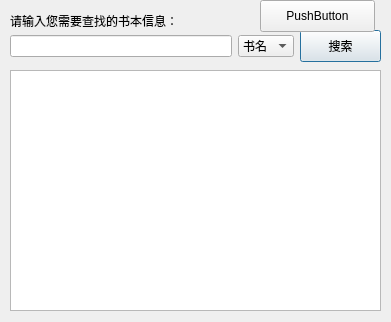
Old version of the form LiBrother/LiBrotherClient/userborrow.ui in the repository sxtyzhangzk/LiBrother.
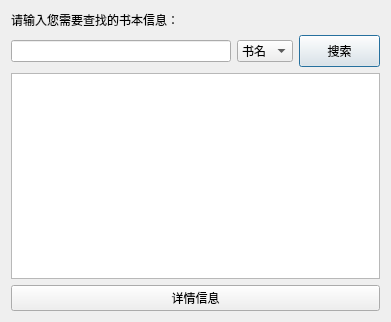
New version of the form.

```diff
--- a/LiBrother/LiBrotherClient/userborrow.ui
+++ b/LiBrother/LiBrotherClient/userborrow.ui
@@ -13,25 +13,15 @@
   <property name="windowTitle">
    <string>Dialog</string>
   </property>
-  <widget class="QListView" name="listView">
-   <property name="geometry">
-    <rect>
-     <x>10</x>
-     <y>70</y>
-     <width>371</width>
-     <height>241</height>
-    </rect>
-   </property>
-  </widget>
-  <widget class="QWidget" name="horizontalLayoutWidget">
-   <property name="geometry">
-    <rect>
-     <x>10</x>
-     <y>30</y>
-     <width>371</width>
-     <height>33</height>
-    </rect>
-   </property>
+  <layout class="QVBoxLayout" name="verticalLayout">
+   <item>
+    <widget class="QLabel" name="label_2">
+     <property name="text">
+      <string>请输入您需要查找的书本信息：</string>
+     </property>
+    </widget>
+   </item>
+   <item>
    <layout class="QHBoxLayout" name="horizontalLayout">
     <item>
      <widget class="QLineEdit" name="lineEdit"/>
@@ -69,33 +59,18 @@
      </widget>
     </item>
    </layout>
-  </widget>
-  <widget class="QLabel" name="label_2">
-   <property name="geometry">
-    <rect>
-     <x>10</x>
-     <y>10</y>
-     <width>241</width>
-     <height>21</height>
-    </rect>
-   </property>
-   <property name="text">
-    <string>请输入您需要查找的书本信息：</string>
-   </property>
-  </widget>
+   </item>
+   <item>
+    <widget class="QListWidget" name="listWidget"/>
+   </item>
+   <item>
   <widget class="QPushButton" name="pushButton">
-   <property name="geometry">
-    <rect>
-     <x>260</x>
-     <y>0</y>
-     <width>115</width>
-     <height>32</height>
-    </rect>
-   </property>
    <property name="text">
-    <string>PushButton</string>
-   </property>
-  </widget>
+      <string>详情信息</string>
+     </property>
+    </widget>
+   </item>
+  </layout>
  </widget>
  <resources/>
  <connections/>
```
Lines whose indentation alone changed are shown as unchanged.
